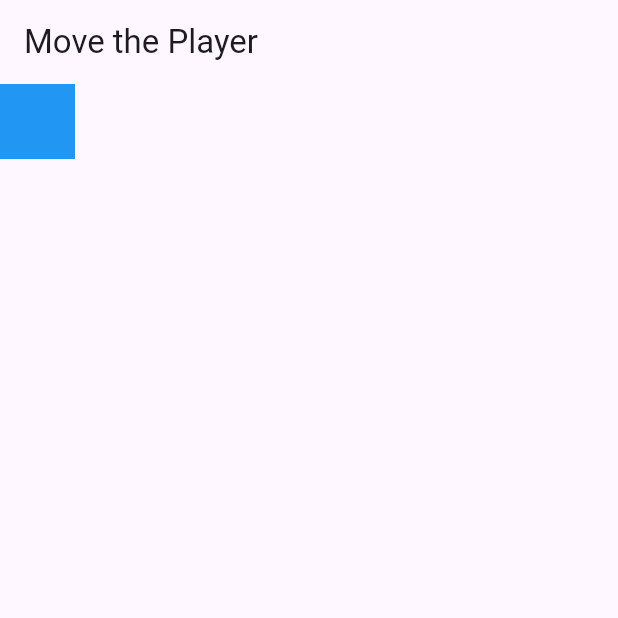
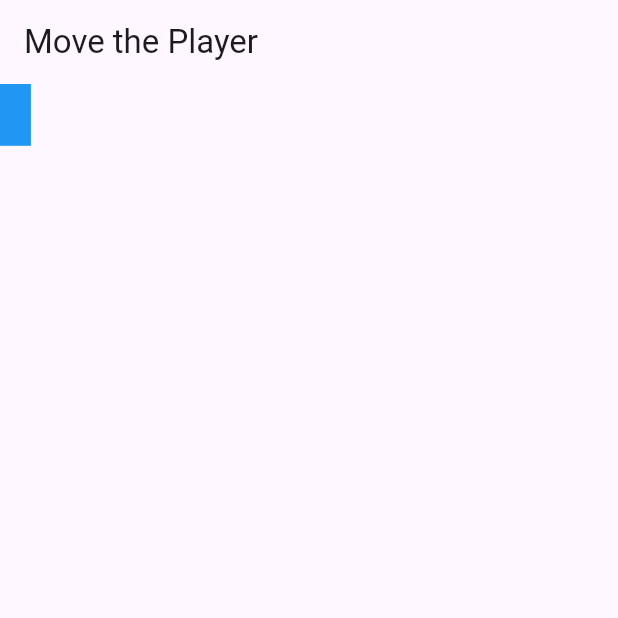
Before and after one commit to dgodolias/stickball, a Flutter app: the screen it shows after launch, on a phone screen of 412 x 824 dp, the top half of it. Run offline on Flutter 3.47's test engine with Material 3 defaults, Android fonts, the phone set to English and light mode, and no system bars.

Commit message:
implemented relative measurements so the movement and shapes will be the same for everything

```diff
--- a/stickball/lib/main.dart
+++ b/stickball/lib/main.dart
@@ -1,6 +1,7 @@
 // main.dart
 import 'package:flutter/material.dart';
 import 'package:stickball/models/player.dart';
+import 'package:stickball/utils.dart';
 
 void main() {
   runApp(MyApp());
@@ -9,6 +10,9 @@ void main() {
 class MyApp extends StatelessWidget {
   @override
   Widget build(BuildContext context) {
+    // Print the screen dimensions
+    printScreenDimensions(context);
+
     return MaterialApp(
       home: Scaffold(
         appBar: AppBar(
--- a/stickball/lib/models/player.dart
+++ b/stickball/lib/models/player.dart
@@ -1,4 +1,5 @@
 import 'package:flutter/material.dart';
+import 'package:stickball/utils.dart';
 
 class MyPlayer extends StatefulWidget {
   @override
@@ -11,7 +12,11 @@ class _MyPlayerState extends State<MyPlayer> {
   void _movePlayer() {
     print('Current position: $_position');
     setState(() {
-      _position += const Offset(10, 10);
+      _position += Offset(
+        0.2*percentageOfWidth(context, 1), // Move by 1% of the screen width
+        1.8*percentageOfHeight(context, 1), // Move by 1% of the screen height
+      );
+      print('Changed by height: ${percentageOfHeight(context, 1)}');
       print('New position: $_position');
     });
     print('State updated');
@@ -31,8 +36,8 @@ class _MyPlayerState extends State<MyPlayer> {
             left: _position.dx,
             top: _position.dy,
             child: Container(
-              width: 50,
-              height: 50,
+              width: percentageOfWidth(context, 5),
+              height: percentageOfHeight(context, 5),
               color: Colors.blue,
             ),
           ),
--- /dev/null
+++ b/stickball/lib/utils.dart
@@ -0,0 +1,22 @@
+// utils.dart
+import 'package:flutter/material.dart';
+
+void printScreenDimensions(BuildContext context) {
+  final Size size = MediaQuery.sizeOf(context);
+  final double width = size.width;
+  final double height = size.height;
+
+  // Print the dimensions
+  print('Screen width: $width');
+  print('Screen height: $height');
+}
+
+double percentageOfWidth(BuildContext context, double percentage) {
+  final double width = MediaQuery.sizeOf(context).width;
+  return (percentage / 100) * width;
+}
+
+double percentageOfHeight(BuildContext context, double percentage) {
+  final double height = MediaQuery.sizeOf(context).height;
+  return (percentage / 100) * height;
+}
```
